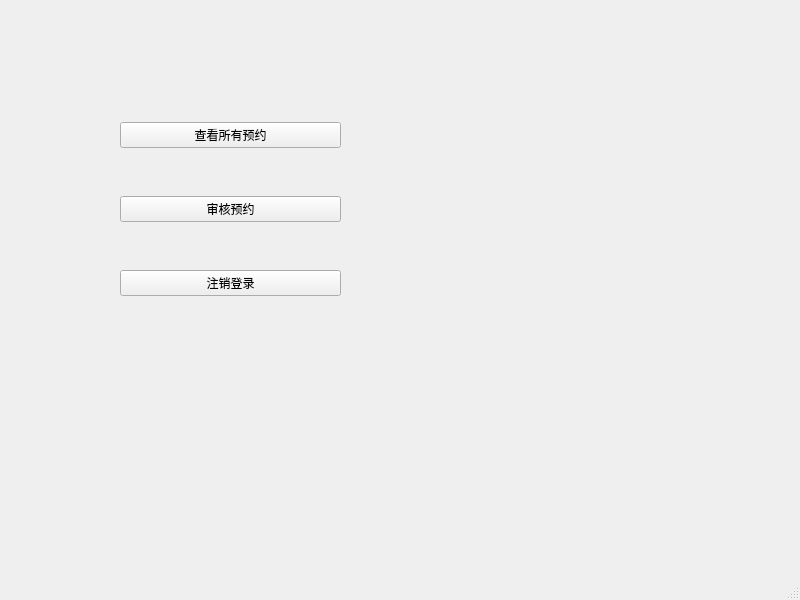
Above: Qt-sourcefile/teacherwindow.ui from 068402-703a/Qt-Classroom-reservation-system before the change. Below: the same form after it.
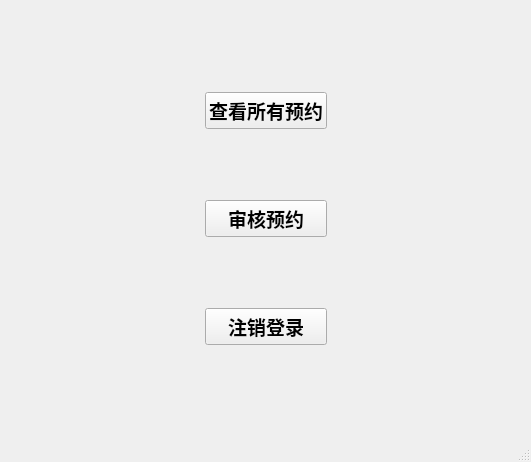
That is the form after the change. The open tabs and pages were chosen to show the change.

What changed in the file:
```diff
--- a/Qt-sourcefile/teacherwindow.ui
+++ b/Qt-sourcefile/teacherwindow.ui
@@ -6,39 +6,47 @@
    <rect>
     <x>0</x>
     <y>0</y>
-    <width>800</width>
-    <height>600</height>
+    <width>531</width>
+    <height>462</height>
    </rect>
   </property>
   <property name="windowTitle">
    <string>MainWindow</string>
   </property>
   <widget class="QWidget" name="centralwidget">
+   <layout class="QGridLayout" name="gridLayout">
+    <item row="0" column="0">
    <widget class="QStackedWidget" name="stackedWidget">
-    <property name="geometry">
-     <rect>
-      <x>60</x>
-      <y>20</y>
-      <width>431</width>
-      <height>421</height>
-     </rect>
-    </property>
     <property name="currentIndex">
-     <number>0</number>
+       <number>1</number>
     </property>
     <widget class="QWidget" name="page">
+       <layout class="QGridLayout" name="gridLayout_2">
+        <item row="0" column="0">
+         <spacer name="horizontalSpacer">
+          <property name="orientation">
+           <enum>Qt::Horizontal</enum>
+          </property>
+          <property name="sizeHint" stdset="0">
+           <size>
+            <width>40</width>
+            <height>20</height>
+           </size>
+          </property>
+         </spacer>
+        </item>
+        <item row="0" column="1">
      <widget class="QWidget" name="widget" native="true">
-      <property name="geometry">
-       <rect>
-        <x>60</x>
-        <y>60</y>
-        <width>221</width>
-        <height>261</height>
-       </rect>
-      </property>
       <layout class="QVBoxLayout" name="verticalLayout">
        <item>
         <widget class="QPushButton" name="checkallpushButton">
+             <property name="font">
+              <font>
+               <pointsize>14</pointsize>
+               <weight>75</weight>
+               <bold>true</bold>
+              </font>
+             </property>
          <property name="text">
           <string>查看所有预约</string>
          </property>
@@ -46,6 +54,13 @@
        </item>
        <item>
         <widget class="QPushButton" name="shenhepushButton">
+             <property name="font">
+              <font>
+               <pointsize>14</pointsize>
+               <weight>75</weight>
+               <bold>true</bold>
+              </font>
+             </property>
          <property name="text">
           <string>审核预约</string>
          </property>
@@ -53,6 +68,13 @@
        </item>
        <item>
         <widget class="QPushButton" name="exitButton">
+             <property name="font">
+              <font>
+               <pointsize>14</pointsize>
+               <weight>75</weight>
+               <bold>true</bold>
+              </font>
+             </property>
          <property name="text">
           <string>注销登录</string>
          </property>
@@ -60,16 +82,32 @@
        </item>
       </layout>
      </widget>
+        </item>
+        <item row="0" column="2">
+         <spacer name="horizontalSpacer_2">
+          <property name="orientation">
+           <enum>Qt::Horizontal</enum>
+          </property>
+          <property name="sizeHint" stdset="0">
+           <size>
+            <width>40</width>
+            <height>20</height>
+           </size>
+          </property>
+         </spacer>
+        </item>
+       </layout>
     </widget>
     <widget class="QWidget" name="page_2">
+       <layout class="QVBoxLayout" name="verticalLayout_2">
+        <item>
      <widget class="QLabel" name="label">
-      <property name="geometry">
-       <rect>
-        <x>120</x>
-        <y>10</y>
-        <width>181</width>
-        <height>41</height>
-       </rect>
+          <property name="font">
+           <font>
+            <pointsize>16</pointsize>
+            <weight>75</weight>
+            <bold>true</bold>
+           </font>
       </property>
       <property name="text">
        <string>待审核的预约记录如下</string>
@@ -78,28 +116,22 @@
        <set>Qt::AlignCenter</set>
       </property>
      </widget>
-     <widget class="QTextEdit" name="textEdit">
-      <property name="geometry">
-       <rect>
-        <x>80</x>
-        <y>50</y>
-        <width>271</width>
-        <height>251</height>
-       </rect>
-      </property>
-     </widget>
+        </item>
+        <item>
+         <widget class="QTextEdit" name="textEdit"/>
+        </item>
+        <item>
      <widget class="QWidget" name="widget_2" native="true">
-      <property name="geometry">
-       <rect>
-        <x>90</x>
-        <y>330</y>
-        <width>261</width>
-        <height>41</height>
-       </rect>
-      </property>
       <layout class="QHBoxLayout" name="horizontalLayout">
        <item>
         <widget class="QPushButton" name="choosepushButton">
+             <property name="font">
+              <font>
+               <pointsize>14</pointsize>
+               <weight>75</weight>
+               <bold>true</bold>
+              </font>
+             </property>
          <property name="text">
           <string>选择</string>
          </property>
@@ -107,6 +139,13 @@
        </item>
        <item>
         <widget class="QPushButton" name="exitpushButton">
+             <property name="font">
+              <font>
+               <pointsize>14</pointsize>
+               <weight>75</weight>
+               <bold>true</bold>
+              </font>
+             </property>
          <property name="text">
           <string>返回</string>
          </property>
@@ -114,15 +153,19 @@
        </item>
       </layout>
      </widget>
-    </widget>
-   </widget>
+        </item>
+       </layout>
+      </widget>
+     </widget>
+    </item>
+   </layout>
   </widget>
   <widget class="QMenuBar" name="menubar">
    <property name="geometry">
     <rect>
      <x>0</x>
      <y>0</y>
-     <width>800</width>
+     <width>531</width>
      <height>23</height>
     </rect>
    </property>
```
Lines whose indentation alone changed are shown as unchanged.
